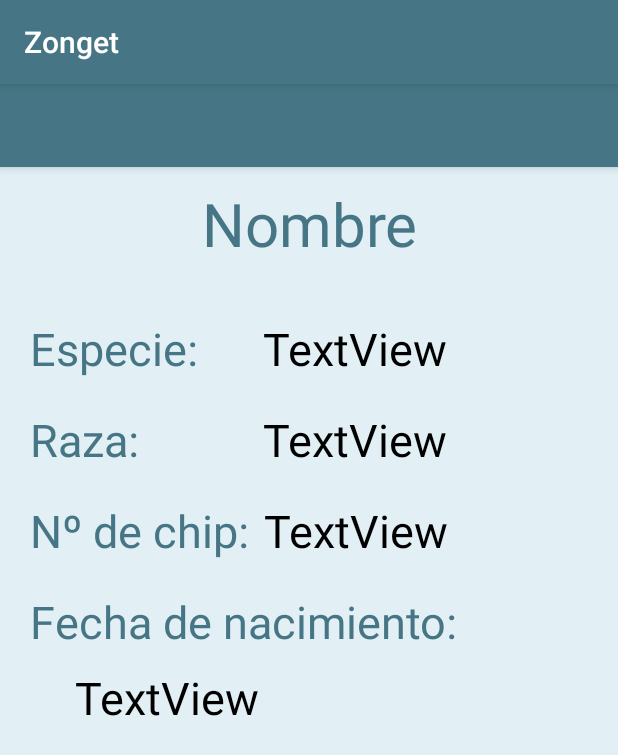
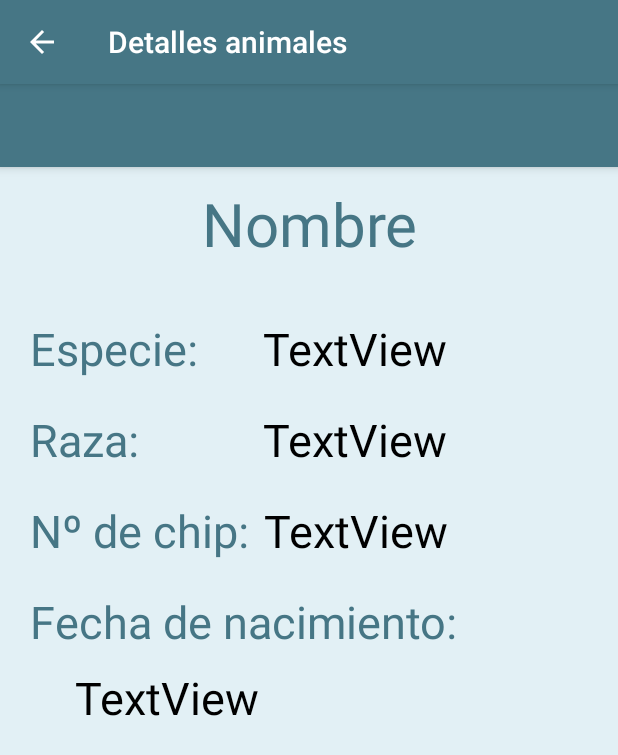
Before and after one commit to Tina997/Zonget, an Android app: the AnimalDetailActivity screen opened directly, with no data from a screen before it, on a phone screen of 412 x 824 dp. Shown: the top 755 px of the screen. Run offline under Robolectric (Android 15) with nearby library versions, the phone set to English and light mode, and no system bars; 2 statements that could not run were skipped.

Commit message:
Pequeños cambios en la vista maestro y detalle de la lista de animales

```diff
--- a/app/src/main/java/es/ulpgc/montesdeoca110/cristina/zonget/AnimalCliente/AnimalDetailActivity.java
+++ b/app/src/main/java/es/ulpgc/montesdeoca110/cristina/zonget/AnimalCliente/AnimalDetailActivity.java
@@ -1,7 +1,10 @@
 package es.ulpgc.montesdeoca110.cristina.zonget.AnimalCliente;
 
+import android.drm.DrmStore;
+import android.support.v7.app.ActionBar;
 import android.support.v7.app.AppCompatActivity;
 import android.os.Bundle;
+import android.support.v7.widget.Toolbar;
 
 import es.ulpgc.montesdeoca110.cristina.zonget.R;
 
@@ -16,6 +19,15 @@ public class AnimalDetailActivity
     protected void onCreate(Bundle savedInstanceState) {
         super.onCreate(savedInstanceState);
         setContentView(R.layout.activity_animal_detail);
+        Toolbar toolbar = findViewById(R.id.appbarAnimalCliente);
+        setSupportActionBar(toolbar);
+
+        //Mostrar el botón atras y el titulo en la action bar
+        ActionBar actionBar = getSupportActionBar();
+        if(actionBar != null){
+            actionBar.setDisplayHomeAsUpEnabled(true);
+            actionBar.setTitle("Detalles animales");
+        }
 
         // do the setup
         AnimalDetailScreen.configure(this);
```
Also changed, not shown: app/src/main/java/es/ulpgc/montesdeoca110/cristina/zonget/AnimalesCliente/AnimalesClienteListActivity.java (+10 -0 lines), app/src/main/res/layout/activity_agenda_admin.xml (+5 -5 lines).
